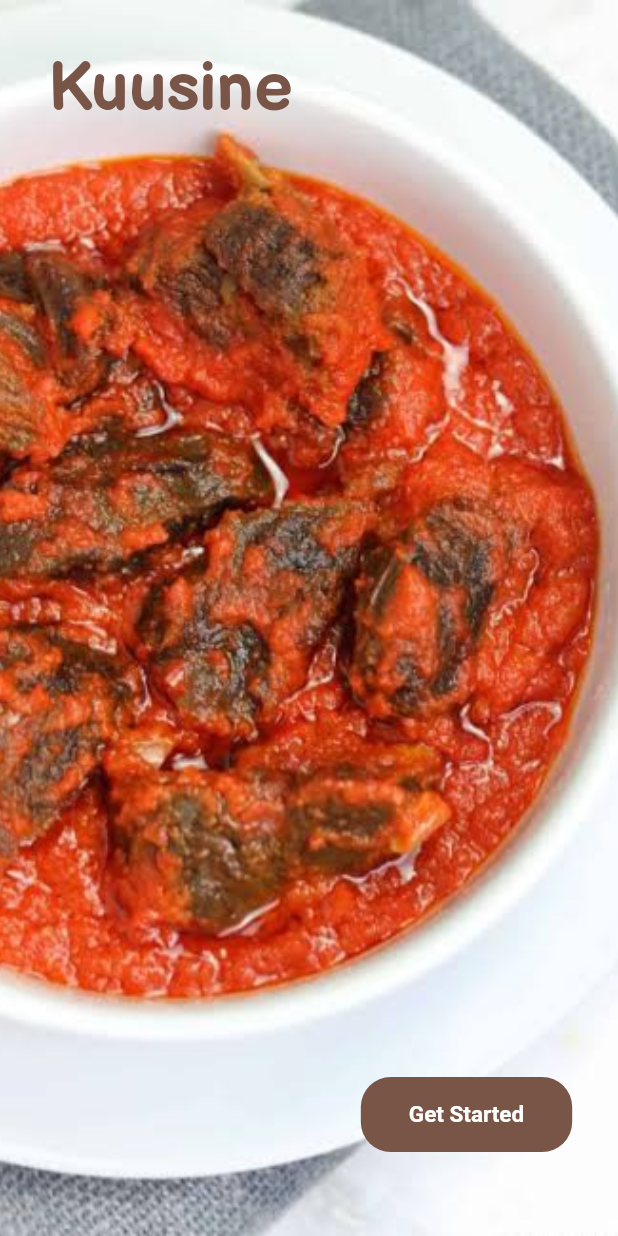
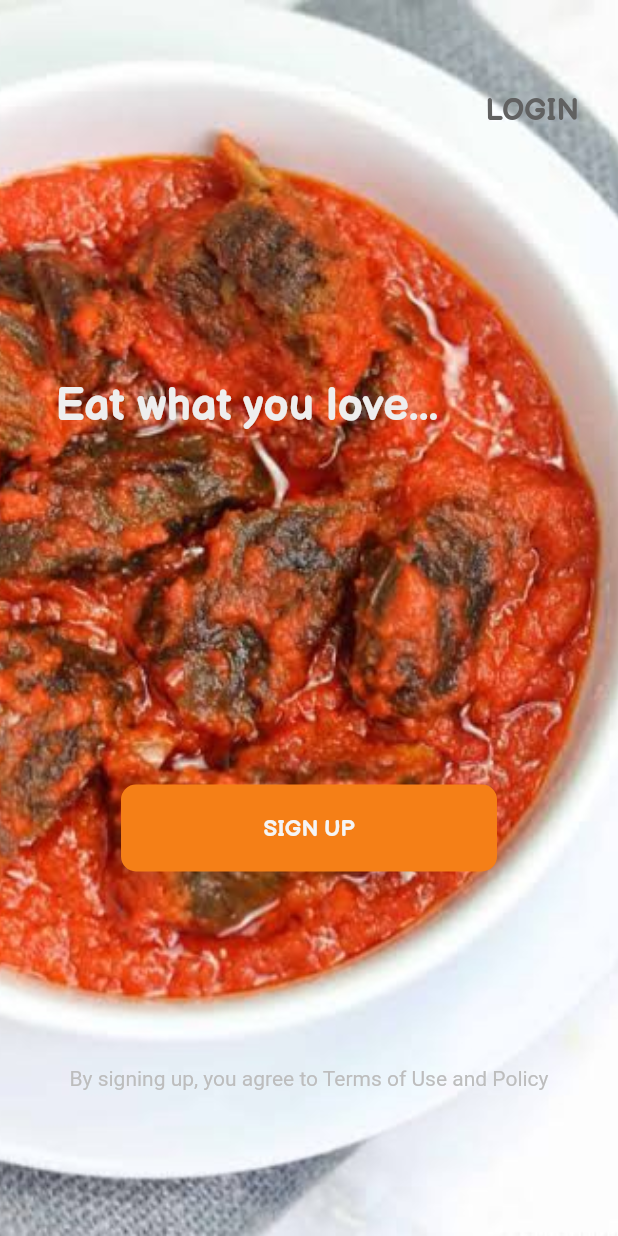
Before and after one commit to Princeigwe/flutter-restaurant-ui, a Flutter app: the screen it shows after launch, after a tap on "Get Started", on a phone screen of 412 x 824 dp. Run offline on Flutter 3.47's test engine with Material 2 defaults, Android fonts, the phone set to English and light mode, and no system bars.

Commit message:
created sign up page

```diff
--- a/lib/main.dart
+++ b/lib/main.dart
@@ -21,13 +21,14 @@ class MyApp extends StatelessWidget {
         // or simply save your changes to "hot reload" in a Flutter IDE).
         // Notice that the counter didn't reset back to zero; the application
         // is not restarted.
-        primarySwatch: Colors.blue,
+        primarySwatch: Colors.yellow,
         // This makes the visual density adapt to the platform that you run
         // the app on. For desktop platforms, the controls will be smaller and
         // closer together (more dense) than on mobile platforms.
         visualDensity: VisualDensity.adaptivePlatformDensity,
       ),
       home: Home(),
+      debugShowCheckedModeBanner: false,
     );
   }
 }
--- a/lib/pages/home.dart
+++ b/lib/pages/home.dart
@@ -1,4 +1,5 @@
 import 'package:flutter/material.dart';
+import 'package:rstaurant_ui_app/pages/signupwelcome.dart';
 
 class Home extends StatefulWidget {
   @override
@@ -6,16 +7,23 @@ class Home extends StatefulWidget {
 }
 
 class _HomeState extends State<Home> {
+  void _opensignupwelcome({BuildContext context, bool fullScreenDialog = false}) {
+    Navigator.push(
+        context,
+        MaterialPageRoute(
+            fullscreenDialog: fullScreenDialog,
+            builder: (context) => SignUpWelcome()));
+  }
+
   @override
   Widget build(BuildContext context) {
     return Scaffold(
-        body: SafeArea(
-      child: Container(
+        body: Container(
           height: MediaQuery.of(context).size.height,
           width: MediaQuery.of(context).size.width,
           decoration: BoxDecoration(
             image: DecorationImage(
-            image: AssetImage('assets/images/beefstew.jpg'),
+              image: AssetImage('assets/images/Fbvert.jpg'),
               fit: BoxFit.cover,
             ),
           ),
@@ -27,13 +35,15 @@ class _HomeState extends State<Home> {
                 child: Row(
                   mainAxisAlignment: MainAxisAlignment.start,
                   children: [
-                  Text(
+                    Padding(padding: EdgeInsets.fromLTRB(10.0, 20.0, 35.0, 2.0),
+                    child: Text(
                       "Kuusine",
                       style: TextStyle(
-                      color: Colors.brown,
+                          color: Colors.yellow.shade900,
                           fontSize: 45.0,
                           fontWeight: FontWeight.bold,
                           fontFamily: 'BalsamiqSans'
+                        ),
                     ),
                     )
                   ],
@@ -49,9 +59,9 @@ class _HomeState extends State<Home> {
                       children: [
                         FlatButton(
                           shape: RoundedRectangleBorder(
-                          borderRadius: BorderRadius.circular(20.0)
-                        ),
-                        onPressed: () {},
+                              borderRadius: BorderRadius.circular(20.0)),
+                          onPressed: () => _opensignupwelcome(
+                              context: context, fullScreenDialog: true),
                           child: Padding(
                             padding: EdgeInsets.all(16.0),
                             child: Text(
@@ -59,11 +69,10 @@ class _HomeState extends State<Home> {
                               style: TextStyle(
                                   color: Colors.white,
                                   fontSize: 15.0,
-                            fontWeight: FontWeight.bold
+                                  fontWeight: FontWeight.bold),
                             ),
                           ),
-                        ),
-                        color: Colors.brown,
+                          color: Colors.yellow.shade900,
                         )
                       ],
                     ),
@@ -72,7 +81,6 @@ class _HomeState extends State<Home> {
               )
             ],
           ),
-      ),
         ));
   }
 }
--- /dev/null
+++ b/lib/pages/signupwelcome.dart
@@ -0,0 +1,122 @@
+import 'package:flutter/material.dart';
+import 'package:rstaurant_ui_app/pages/signup.dart';
+
+class SignUpWelcome extends StatefulWidget {
+  @override
+  _SignUpWelcomeState createState() => _SignUpWelcomeState();
+}
+
+class _SignUpWelcomeState extends State<SignUpWelcome> {
+  void _signup({BuildContext context, bool fullScreenDialog = false}) {
+    Navigator.push(
+      context,
+      MaterialPageRoute(
+        fullscreenDialog: fullScreenDialog,
+        builder: (context) => SignUp()
+      )
+    );
+  }
+
+  void _login() {}
+  @override
+  Widget build(BuildContext context) {
+    return Scaffold(
+        body: Container(
+      height: MediaQuery.of(context).size.height,
+      width: MediaQuery.of(context).size.width,
+      decoration: BoxDecoration(
+        image: DecorationImage(
+          image: AssetImage('assets/images/beefstew.jpg'),
+          fit: BoxFit.cover,
+        ),
+      ),
+      child: Column(
+        crossAxisAlignment: CrossAxisAlignment.center,
+        children: [
+          Row(
+            mainAxisAlignment: MainAxisAlignment.end,
+            children: [
+              Padding(
+                padding: EdgeInsets.fromLTRB(15.0, 50.0, 10.0, 3.0),
+                child: FlatButton(
+                  onPressed: () {},
+                  child: Text(
+                    'LOGIN',
+                    style: TextStyle(
+                        color: Colors.grey.shade700,
+                        fontSize: 20.0,
+                        fontWeight: FontWeight.bold,
+                        fontFamily: 'BalsamiqSans'),
+                  ),
+                ),
+              )
+            ],
+          ),
+          Padding(
+            padding: EdgeInsets.all(32.0),
+            child: Row(
+              mainAxisAlignment: MainAxisAlignment.start,
+              children: [
+                Padding(
+                  padding: EdgeInsets.fromLTRB(5.0, 120.0, 35.0, 2.0),
+                  child: Text(
+                    'Eat what you love...',
+                    textAlign: TextAlign.start,
+                    style: TextStyle(
+                        color: Colors.grey.shade200,
+                        fontSize: 30.0,
+                        fontWeight: FontWeight.bold,
+                        fontFamily: 'BalsamiqSans'),
+                  ),
+                )
+              ],
+            ),
+          ),
+          Padding(
+            padding: EdgeInsets.fromLTRB(20.0, 200.0, 20.0, 5.0),
+            child: Column(
+              crossAxisAlignment: CrossAxisAlignment.center,
+              mainAxisAlignment: MainAxisAlignment.spaceEvenly,
+              children: [
+                Row(
+                  mainAxisAlignment: MainAxisAlignment.center,
+                  children: [
+                    FlatButton(
+                        shape: RoundedRectangleBorder(
+                            borderRadius: BorderRadius.circular(10.0)),
+                        onPressed: () => _signup(
+                          context: context, fullScreenDialog: true
+                        ),
+                        padding: EdgeInsets.fromLTRB(95.0, 20.0, 95.0, 20.0),
+                        color: Colors.yellow.shade900,
+                        child: Text(
+                          'SIGN UP',
+                          style: TextStyle(
+                              color: Colors.grey.shade100,
+                              fontSize: 15.0,
+                              fontWeight: FontWeight.bold,
+                              fontFamily: 'BalsamiqSans'),
+                        ))
+                  ],
+                ),
+                Padding(padding: EdgeInsets.fromLTRB(20.0, 100.0, 20.0, 10.0)),
+                Row(
+                  mainAxisAlignment: MainAxisAlignment.center,
+                  children: [
+                    Padding(
+                      padding: EdgeInsets.fromLTRB(5.0, 20.0, 5.0, 10.0),
+                      child: Text(
+                        'By signing up, you agree to Terms of Use and Policy',
+                        style: TextStyle(color: Colors.grey.shade400),
+                      ),
+                    )
+                  ],
+                )
+              ],
+            ),
+          )
+        ],
+      ),
+    ));
+  }
+}
```
Also changed, not shown: lib/pages/signup.dart (added, +164 -0 lines), assets/images/Fbvert.jpg (added). Lines whose indentation alone changed are shown as unchanged.
